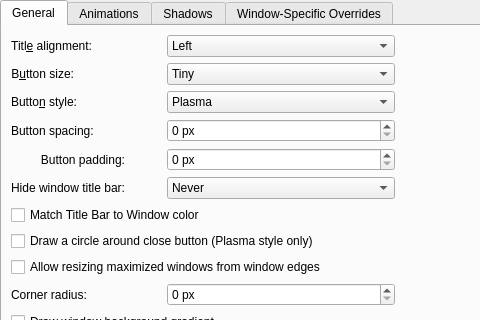
kupiqu/SierraBreezeEnhanced, file config/ui/breezeconfigurationui.ui: the form before one commit; both pictures show x 0 to 480 and y 0 to 320 of the 843 by 807 pixel window.
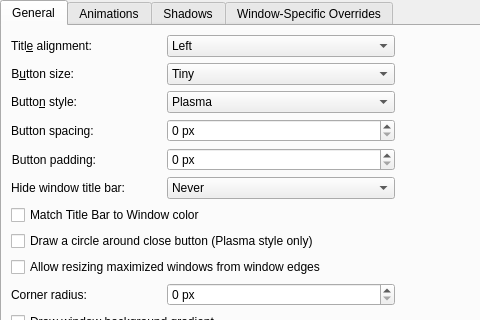
The form after the commit. Custom widgets are drawn as their Qt base class.

```diff
--- a/config/ui/breezeconfigurationui.ui
+++ b/config/ui/breezeconfigurationui.ui
@@ -107,7 +107,7 @@
          </item>
         </widget>
        </item>
-       <item row="4" column="1">
+       <item row="4" column="1" alignment="Qt::AlignLeft">
         <widget class="QLabel" name="buttonPaddingLabel">
          <property name="text">
           <string>Button padding:</string>
```
Left out of the diff: 5 changed lines with no effect on the pictures.
